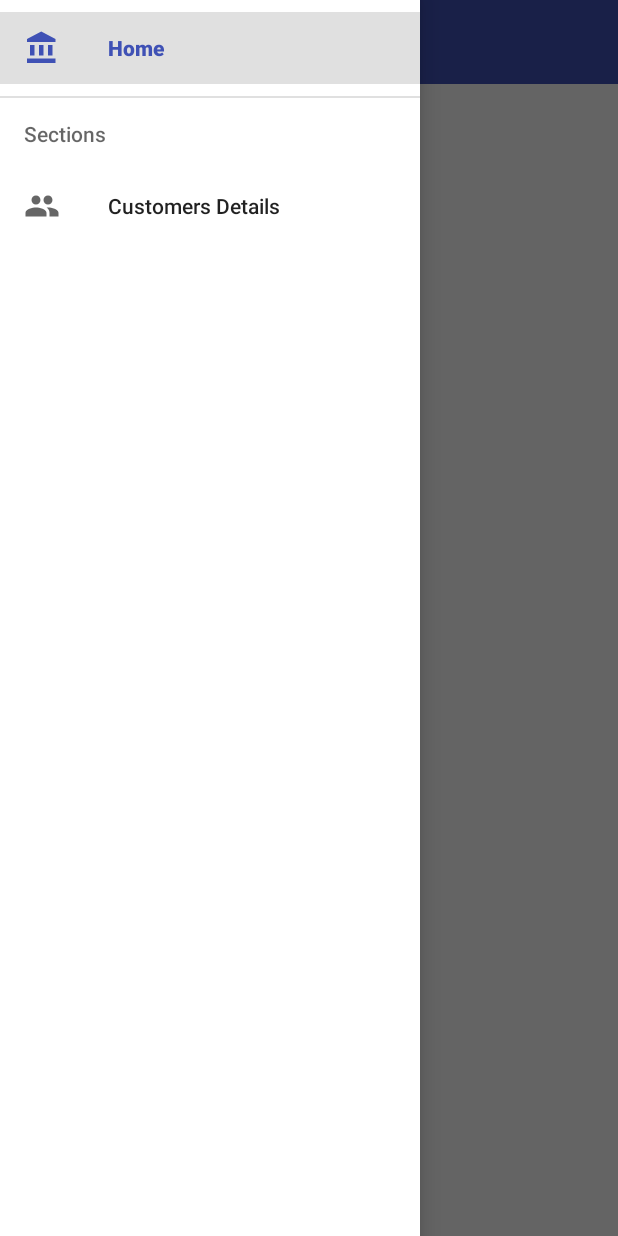
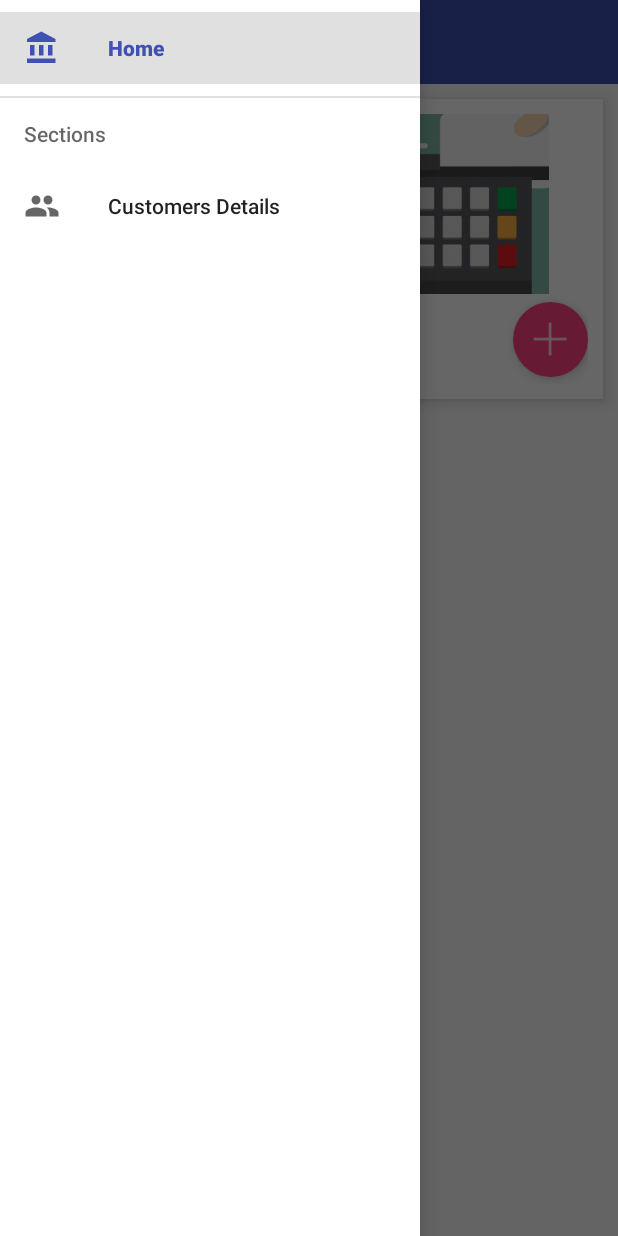
Before and after one commit to imhashir/shop-keeper, an Android app: the screen it shows after launch (HomeActivity), with the side drawer open, on a phone screen of 412 x 824 dp. Run offline under Robolectric (Android 15) with nearby library versions, the light colour scheme and no system bars.

Commit message:
Added Create New Receipt on Home Fragment

```diff
--- a/app/src/main/AndroidManifest.xml
+++ b/app/src/main/AndroidManifest.xml
@@ -17,7 +17,8 @@
             android:label="@string/customer_info_activity"/>
 
         <activity android:name=".HostingActivities.HomeActivity"
-            android:label="@string/app_name">
+            android:label="@string/app_name"
+            android:theme="@style/HomeTheme">
             <intent-filter>
                 <category android:name="android.intent.category.LAUNCHER"/>
                 <action android:name="android.intent.action.MAIN"/>
--- a/app/src/main/java/com/hashirbaig/creator/shopkeeper/HostingActivities/HomeActivity.java
+++ b/app/src/main/java/com/hashirbaig/creator/shopkeeper/HostingActivities/HomeActivity.java
@@ -1,7 +1,6 @@
 package com.hashirbaig.creator.shopkeeper.HostingActivities;
 
 import android.content.res.Configuration;
-import android.os.Build;
 import android.os.Bundle;
 import android.support.annotation.Nullable;
 import android.support.design.widget.NavigationView;
@@ -27,7 +26,7 @@ public class HomeActivity extends AppCompatActivity{
     @Override
     protected void onCreate(@Nullable Bundle savedInstanceState) {
         super.onCreate(savedInstanceState);
-        setContentView(R.layout.activity_main);
+        setContentView(R.layout.activity_home);
         mNavigationView = (NavigationView) findViewById(R.id.nav_view);
         mToolbar = (Toolbar) findViewById(R.id.toolbar);
         mDrawer = (DrawerLayout)findViewById(R.id.nav_drawer_view);
--- a/app/src/main/java/com/hashirbaig/creator/shopkeeper/MainFragments/HomeFragment.java
+++ b/app/src/main/java/com/hashirbaig/creator/shopkeeper/MainFragments/HomeFragment.java
@@ -1,11 +1,45 @@
 package com.hashirbaig.creator.shopkeeper.MainFragments;
 
+import android.content.Intent;
+import android.os.Bundle;
+import android.support.annotation.Nullable;
 import android.support.v4.app.Fragment;
+import android.view.LayoutInflater;
+import android.view.View;
+import android.view.ViewGroup;
+import android.widget.ImageView;
+
+import com.hashirbaig.creator.shopkeeper.HostingActivities.CustomerInfoActivity;
+import com.hashirbaig.creator.shopkeeper.R;
 
 public class HomeFragment extends Fragment{
+
+    private ImageView mAddReceiptButton;
 
     public static HomeFragment newInstance() {
         return new HomeFragment();
     }
 
+    @Override
+    public void onCreate(@Nullable Bundle savedInstanceState) {
+        super.onCreate(savedInstanceState);
+    }
+
+    @Nullable
+    @Override
+    public View onCreateView(LayoutInflater inflater, @Nullable ViewGroup container, @Nullable Bundle savedInstanceState) {
+        View v = inflater.inflate(R.layout.fragment_home, container, false);
+
+        mAddReceiptButton = (ImageView) v.findViewById(R.id.add_receipt_home);
+
+        mAddReceiptButton.setOnClickListener(new View.OnClickListener() {
+            @Override
+            public void onClick(View v) {
+                Intent i = CustomerInfoActivity.newIntent(getActivity(), null);
+                startActivity(i);
+            }
+        });
+
+        return v;
+    }
 }
--- /dev/null
+++ b/app/src/main/res/drawable/circle_pressed.xml
@@ -0,0 +1,9 @@
+<?xml version="1.0" encoding="utf-8"?>
+<shape
+    xmlns:android="http://schemas.android.com/apk/res/android"
+    android:shape="oval">
+
+    <solid
+        android:color="@color/colorPrimary"/>
+
+</shape>
--- /dev/null
+++ b/app/src/main/res/drawable/circle_selector.xml
@@ -0,0 +1,7 @@
+<?xml version="1.0" encoding="utf-8"?>
+<selector xmlns:android="http://schemas.android.com/apk/res/android">
+
+    <item android:state_pressed="true" android:drawable="@drawable/circle_pressed"/>
+    <item android:drawable="@drawable/circle_simple"/>
+
+</selector>
--- /dev/null
+++ b/app/src/main/res/drawable/circle_simple.xml
@@ -0,0 +1,9 @@
+<?xml version="1.0" encoding="utf-8"?>
+<shape
+    xmlns:android="http://schemas.android.com/apk/res/android"
+    android:shape="oval">
+
+    <solid
+        android:color="@color/colorAccent"/>
+
+</shape>
--- /dev/null
+++ b/app/src/main/res/drawable/home_segment_back.xml
@@ -0,0 +1,12 @@
+<?xml version="1.0" encoding="utf-8"?>
+<shape xmlns:android="http://schemas.android.com/apk/res/android"
+    android:shape="rectangle">
+
+    <stroke
+        android:width="2dp"
+        android:color="@color/home_block_outline"/>
+
+    <solid
+        android:color="@android:color/white"/>
+
+</shape>
--- /dev/null
+++ b/app/src/main/res/layout/fragment_home.xml
@@ -0,0 +1,36 @@
+<?xml version="1.0" encoding="utf-8"?>
+<LinearLayout
+    xmlns:android="http://schemas.android.com/apk/res/android"
+    android:orientation="vertical"
+    android:layout_width="match_parent"
+    android:layout_height="match_parent">
+
+    <LinearLayout
+        android:layout_width="match_parent"
+        android:layout_height="200dp"
+        android:layout_margin="10dp"
+        android:orientation="vertical"
+        android:padding="10dp"
+        android:elevation="5dp"
+        android:background="@drawable/home_segment_back">
+
+        <ImageView
+            android:layout_width="346dp"
+            android:layout_height="120dp"
+            android:layout_marginBottom="5dp"
+            android:background="@drawable/create_new_receipt"/>
+
+        <ImageView
+            android:layout_width="50dp"
+            android:layout_height="50dp"
+            android:layout_gravity="end"
+            android:background="@drawable/circle_selector"
+            android:padding="10dp"
+            android:src="@drawable/add_new"
+            android:elevation="4dp"
+            android:id="@+id/add_receipt_home"
+            android:clickable="true"/>
+
+    </LinearLayout>
+
+</LinearLayout>
--- a/app/src/main/res/values/colors.xml
+++ b/app/src/main/res/values/colors.xml
@@ -6,4 +6,7 @@
 
     <!-- Block Segment Background -->
     <color name="block_back">#69f2a3</color>
+
+    <!-- Home Segment Background -->
+    <color name="home_block_outline">#ffffff</color>
 </resources>
--- a/app/src/main/res/values/styles.xml
+++ b/app/src/main/res/values/styles.xml
@@ -1,12 +1,21 @@
 <resources>
 
     <!-- Base application theme. -->
-    <style name="AppTheme" parent="Theme.AppCompat.Light.NoActionBar">
+    <style name="HomeTheme" parent="Theme.AppCompat.Light.NoActionBar">
         <!-- Customize your theme here. -->
         <item name="colorPrimary">@color/colorPrimary</item>
         <item name="colorPrimaryDark">@color/colorPrimaryDark</item>
         <item name="colorAccent">@color/colorAccent</item>
     </style>
+
+    <!-- Standalone Activities Teme -->
+    <style name="AppTheme" parent="Theme.AppCompat.Light.DarkActionBar">
+        <!-- Customize your theme here. -->
+        <item name="colorPrimary">@color/colorPrimary</item>
+        <item name="colorPrimaryDark">@color/colorPrimaryDark</item>
+        <item name="colorAccent">@color/colorAccent</item>
+    </style>
+
 
     <style name="segment_background">
         <item name="android:background">@drawable/background_segment</item>
```
Also changed, not shown: app/src/main/res/drawable-hdpi/create_new_receipt.png (added), app/src/main/res/drawable-mdpi/create_new_receipt.png (added), app/src/main/res/drawable-xhdpi/create_new_receipt.png (added), app/src/main/res/drawable-xxhdpi/create_new_receipt.png (added), app/src/main/res/drawable-xxxhdpi/create_new_receipt.png (added), app/src/main/res/layout/activity_home.xml (renamed from app/src/main/res/layout/activity_main.xml).
